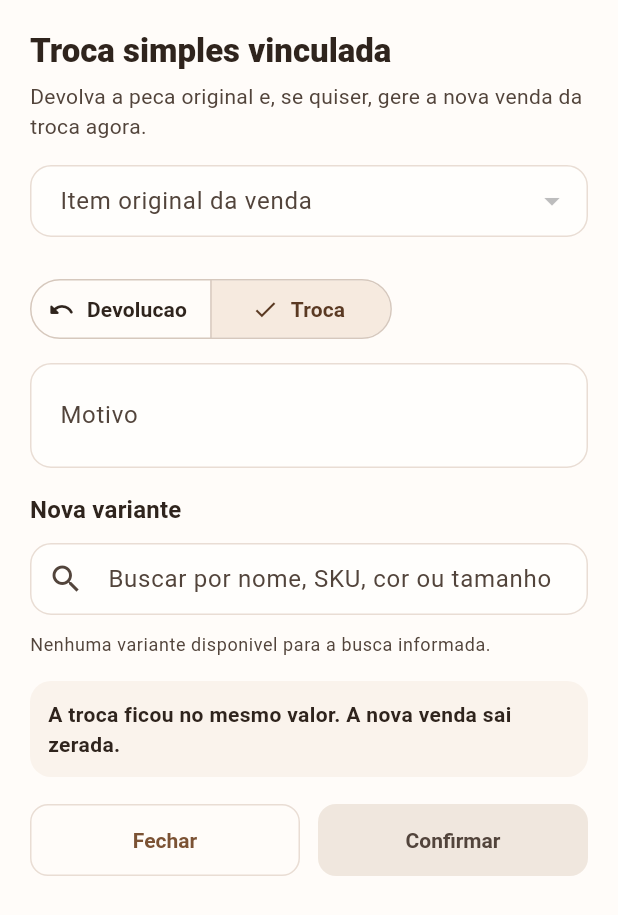
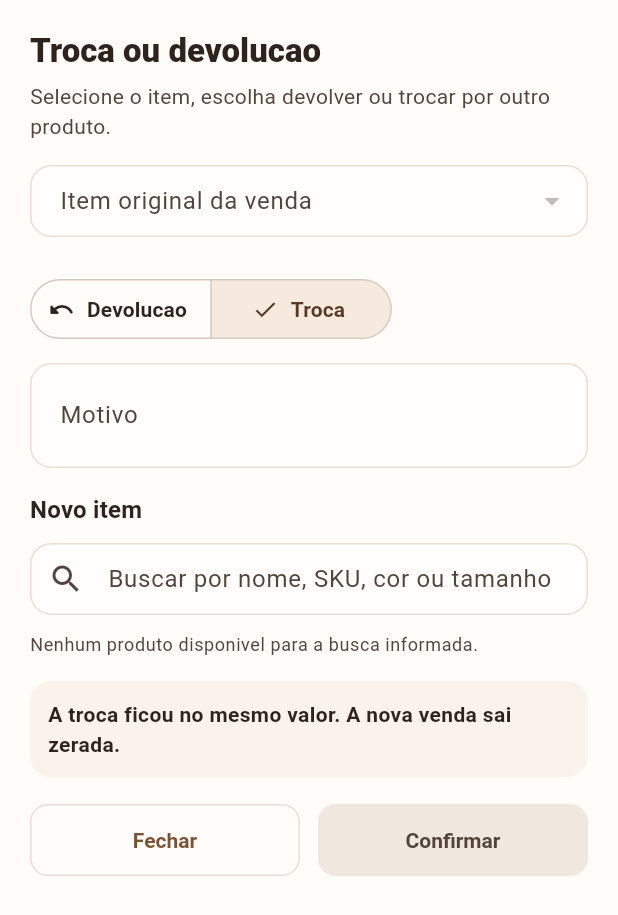
Before and after one commit to wilhamsouza/Tatuzin, a Flutter app: the _SaleReturnSheet widget shown alone on an empty page, opened directly with empty values, after a tap on "Troca", on a phone screen of 412 x 824 dp. Shown: the top 915 px of the screen. Run offline on Flutter 3.47's test engine with Material 3 defaults, Android fonts, the phone set to English and light mode, and no system bars; our stand-ins replace file_picker, flutter_riverpod, go_router, image_picker, pdf, share_plus and 2 more; missing offline and left inert: mobile_scanner; accounts and stored records are empty.

Commit message:
Amplia trocas e devolucoes para produtos simples

```diff
--- a/lib/modules/historico_vendas/presentation/pages/sale_detail_page.dart
+++ b/lib/modules/historico_vendas/presentation/pages/sale_detail_page.dart
@@ -63,7 +63,6 @@ class SaleDetailPage extends ConsumerWidget {
             ],
             if (detail.sale.status == SaleStatus.active) ...[
               const SizedBox(height: 16),
-              if (_hasExchangeableItems(detail.items))
               FilledButton.icon(
                 onPressed: exchangeState.isLoading
                     ? null
@@ -71,11 +70,10 @@ class SaleDetailPage extends ConsumerWidget {
                 icon: const Icon(Icons.swap_horiz_rounded),
                 label: Text(
                   exchangeState.isLoading
-                        ? 'Registrando troca...'
+                      ? 'Registrando...'
                       : 'Registrar troca ou devolucao',
                 ),
               ),
-              if (_hasExchangeableItems(detail.items))
               const SizedBox(height: 12),
               FilledButton.tonalIcon(
                 onPressed: cancellationState.isLoading
@@ -100,10 +98,6 @@ class SaleDetailPage extends ConsumerWidget {
         ),
       ),
     );
-  }
-
-  bool _hasExchangeableItems(List<SaleItemDetail> items) {
-    return items.any((item) => item.productVariantId != null);
   }
 
   Future<void> _openReturnFlow(
@@ -329,10 +323,7 @@ class _ReceiptCard extends StatelessWidget {
         child: Column(
           crossAxisAlignment: CrossAxisAlignment.start,
           children: [
-            Text(
-              'Comprovante',
-              style: Theme.of(context).textTheme.titleLarge,
-            ),
+            Text('Comprovante', style: Theme.of(context).textTheme.titleLarge),
             const SizedBox(height: 8),
             Text(
               detail.sale.status == SaleStatus.cancelled
@@ -429,7 +420,9 @@ class _SaleItemRow extends StatelessWidget {
                     if (item.variantSummary != null)
                       _InfoPill(label: item.variantSummary!),
                     if ((item.variantSkuSnapshot ?? '').trim().isNotEmpty)
-                      _InfoPill(label: 'SKU ${item.variantSkuSnapshot!.trim()}'),
+                      _InfoPill(
+                        label: 'SKU ${item.variantSkuSnapshot!.trim()}',
+                      ),
                   ],
                 ),
               ],
@@ -690,9 +683,9 @@ class _InfoPill extends StatelessWidget {
       ),
       child: Text(
         label,
-        style: Theme.of(context).textTheme.labelSmall?.copyWith(
-          fontWeight: FontWeight.w700,
-        ),
+        style: Theme.of(
+          context,
+        ).textTheme.labelSmall?.copyWith(fontWeight: FontWeight.w700),
       ),
     );
   }
@@ -733,9 +726,7 @@ class _SaleReturnSheetState extends ConsumerState<_SaleReturnSheet> {
     super.dispose();
   }
 
-  List<SaleItemDetail> get _eligibleItems => widget.detail.items
-      .where((item) => item.productVariantId != null)
-      .toList(growable: false);
+  List<SaleItemDetail> get _eligibleItems => widget.detail.items;
 
   SaleItemDetail? get _selectedSaleItem {
     final selectedId = _selectedSaleItemId;
@@ -789,14 +780,14 @@ class _SaleReturnSheetState extends ConsumerState<_SaleReturnSheet> {
             crossAxisAlignment: CrossAxisAlignment.start,
             children: [
               Text(
-                'Troca simples vinculada',
+                'Troca ou devolucao',
                 style: theme.textTheme.titleLarge?.copyWith(
                   fontWeight: FontWeight.w800,
                 ),
               ),
               const SizedBox(height: 6),
               Text(
-                'Devolva a peca original e, se quiser, gere a nova venda da troca agora.',
+                'Selecione o item, escolha devolver ou trocar por outro produto.',
                 style: theme.textTheme.bodyMedium?.copyWith(
                   color: colorScheme.onSurfaceVariant,
                 ),
@@ -893,7 +884,7 @@ class _SaleReturnSheetState extends ConsumerState<_SaleReturnSheet> {
               if (_mode == SaleReturnMode.exchangeWithNewSale) ...[
                 const SizedBox(height: 16),
                 Text(
-                  'Nova variante',
+                  'Novo item',
                   style: theme.textTheme.titleMedium?.copyWith(
                     fontWeight: FontWeight.w700,
                   ),
@@ -912,7 +903,7 @@ class _SaleReturnSheetState extends ConsumerState<_SaleReturnSheet> {
                   data: (products) {
                     if (products.isEmpty) {
                       return Text(
-                        'Nenhuma variante disponivel para a busca informada.',
+                        'Nenhum produto disponivel para a busca informada.',
                         style: theme.textTheme.bodySmall?.copyWith(
                           color: colorScheme.onSurfaceVariant,
                         ),
@@ -924,8 +915,7 @@ class _SaleReturnSheetState extends ConsumerState<_SaleReturnSheet> {
                       child: ListView.separated(
                         shrinkWrap: true,
                         itemCount: products.length,
-                        separatorBuilder: (_, __) =>
-                            const Divider(height: 1),
+                        separatorBuilder: (_, __) => const Divider(height: 1),
                         itemBuilder: (context, index) {
                           final product = products[index];
                           final isSelected =
@@ -970,7 +960,7 @@ class _SaleReturnSheetState extends ConsumerState<_SaleReturnSheet> {
                     child: LinearProgressIndicator(minHeight: 2),
                   ),
                   error: (error, _) => Text(
-                    'Falha ao buscar variantes: $error',
+                    'Falha ao buscar: $error',
                     style: theme.textTheme.bodySmall?.copyWith(
                       color: colorScheme.error,
                     ),
@@ -1073,7 +1063,7 @@ class _SaleReturnSheetState extends ConsumerState<_SaleReturnSheet> {
         _replacementCartItem == null) {
       ScaffoldMessenger.of(context).showSnackBar(
         const SnackBar(
-          content: Text('Selecione a nova variante para concluir a troca.'),
+          content: Text('Selecione o novo item para concluir a troca.'),
         ),
       );
       return;
@@ -1192,10 +1182,12 @@ class _ExchangeFinancialHint extends StatelessWidget {
     final colorScheme = theme.colorScheme;
 
     final message = switch (mode) {
-      SaleReturnMode.returnOnly => saleHasClient
+      SaleReturnMode.returnOnly =>
+        saleHasClient
             ? 'Sem nova venda: o valor devolvido vira haver do cliente.'
             : 'Sem nova venda: o valor devolvido vira estorno financeiro.',
-      SaleReturnMode.exchangeWithNewSale => differenceCents > 0
+      SaleReturnMode.exchangeWithNewSale =>
+        differenceCents > 0
             ? 'A nova peca ficou mais cara. O sistema vai cobrar apenas a diferenca.'
             : differenceCents < 0
             ? saleHasClient
```
Also changed, not shown: lib/modules/historico_vendas/data/sqlite_sale_return_repository.dart (+42 -12 lines). Lines whose indentation alone changed are shown as unchanged.
